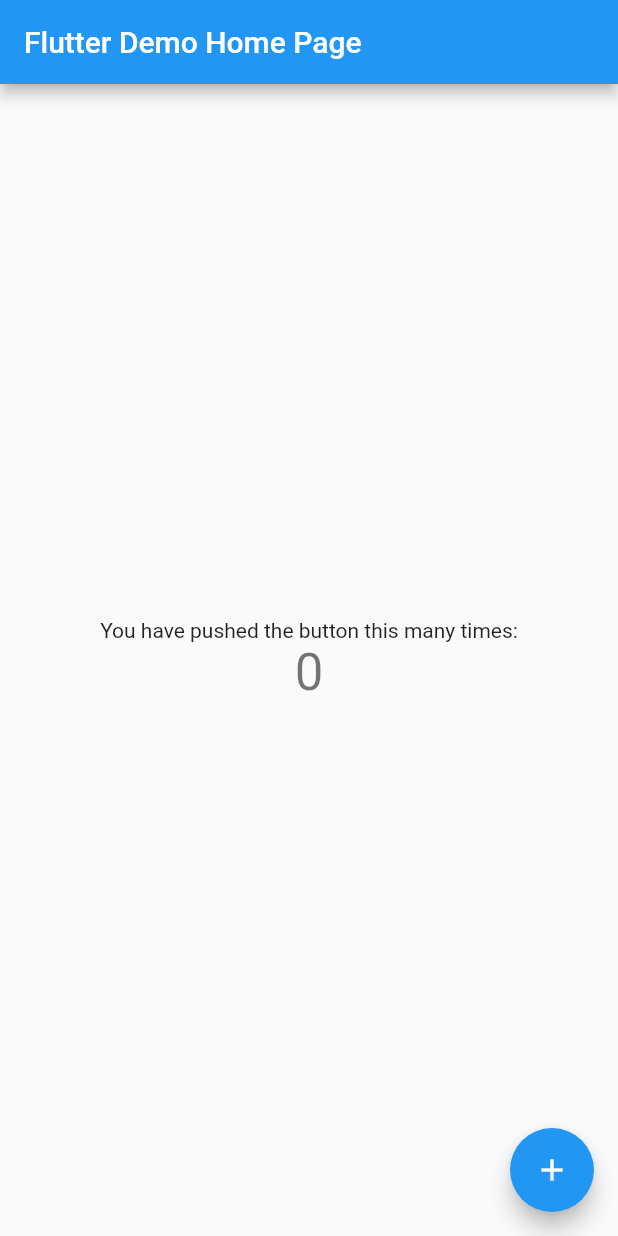
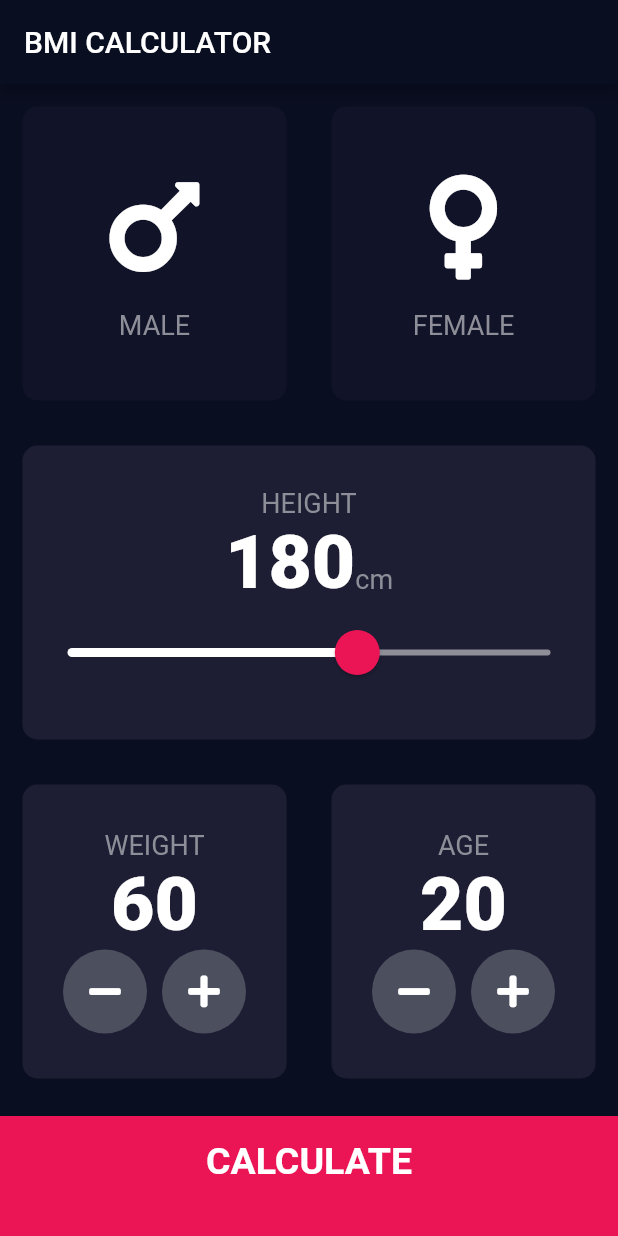
Before and after one commit to kobeapps/Puc-flutter, a Flutter app: the screen it shows after launch, on a phone screen of 412 x 824 dp. Run offline on Flutter 3.47's test engine with Material 2 defaults, Android fonts, the phone set to English and light mode, and no system bars; our stand-ins replace font_awesome_flutter.

Commit message:
finished project

```diff
--- /dev/null
+++ b/lib/calculator_brain.dart
@@ -0,0 +1,35 @@
+import 'dart:math';
+
+class CalculatorBrain {
+  CalculatorBrain({this.height, this.weight});
+
+  final int height;
+  final int weight;
+
+  double _bmi;
+
+  String calculateBMI() {
+    _bmi = weight / pow(height / 100, 2);
+    return _bmi.toStringAsFixed(1);
+  }
+
+  String getResult() {
+    if (_bmi >= 25) {
+      return 'Overweight';
+    } else if (_bmi > 18.5) {
+      return 'Normal';
+    } else {
+      return 'Underweight';
+    }
+  }
+
+  String getInterpretation() {
+    if (_bmi >= 25) {
+      return 'You have a higher than normal body weight. Try to exercise more.';
+    } else if (_bmi >= 18.5) {
+      return 'You have a normal body weight. Good job!';
+    } else {
+      return 'You have a lower than normal body weight. You can eat a bit more.';
+    }
+  }
+}
--- /dev/null
+++ b/lib/constants.dart
@@ -0,0 +1,41 @@
+import 'package:flutter/material.dart';
+
+const kBottomContainerHeight = 80.0;
+const kActiveCardColour = Color(0xFF1D1E33);
+const kInactiveCardColour = Color(0xFF111328);
+const kBottomContainerColour = Color(0xFFEB1555);
+
+const kLabelTextStyle = TextStyle(
+  fontSize: 18.0,
+  color: Color(0xFF8D8E98),
+);
+
+const kNumberTextStyle = TextStyle(
+  fontSize: 50.0,
+  fontWeight: FontWeight.w900,
+);
+
+const kLargeButtonTextStyle = TextStyle(
+  fontSize: 25.0,
+  fontWeight: FontWeight.bold,
+);
+
+const kTitleTextStyle = TextStyle(
+  fontSize: 50.0,
+  fontWeight: FontWeight.bold,
+);
+
+const kResultTextStyle = TextStyle(
+  color: Color(0xFF24D876),
+  fontSize: 22.0,
+  fontWeight: FontWeight.bold,
+);
+
+const kBMITextStyle = TextStyle(
+  fontSize: 100.0,
+  fontWeight: FontWeight.bold,
+);
+
+const kBodyTextStyle = TextStyle(
+  fontSize: 22.0,
+);
--- a/lib/main.dart
+++ b/lib/main.dart
@@ -1,3 +1,4 @@
+import 'package:bmi_calculator/pages/input_page.dart';
 import 'package:flutter/material.dart';
 
 void main() {
@@ -9,109 +10,11 @@ class MyApp extends StatelessWidget {
   @override
   Widget build(BuildContext context) {
     return MaterialApp(
-      title: 'Flutter Demo',
-      theme: ThemeData(
-        // This is the theme of your application.
-        //
-        // Try running your application with "flutter run". You'll see the
-        // application has a blue toolbar. Then, without quitting the app, try
-        // changing the primarySwatch below to Colors.green and then invoke
-        // "hot reload" (press "r" in the console where you ran "flutter run",
-        // or simply save your changes to "hot reload" in a Flutter IDE).
-        // Notice that the counter didn't reset back to zero; the application
-        // is not restarted.
-        primarySwatch: Colors.blue,
-        // This makes the visual density adapt to the platform that you run
-        // the app on. For desktop platforms, the controls will be smaller and
-        // closer together (more dense) than on mobile platforms.
-        visualDensity: VisualDensity.adaptivePlatformDensity,
+      theme: ThemeData.dark().copyWith(
+        primaryColor: Color(0xFF0A0E21),
+        scaffoldBackgroundColor: Color(0xFF0A0E21),
       ),
-      home: MyHomePage(title: 'Flutter Demo Home Page'),
+      home: InputPage(),
     );
   }
 }
-
-class MyHomePage extends StatefulWidget {
-  MyHomePage({Key key, this.title}) : super(key: key);
-
-  // This widget is the home page of your application. It is stateful, meaning
-  // that it has a State object (defined below) that contains fields that affect
-  // how it looks.
-
-  // This class is the configuration for the state. It holds the values (in this
-  // case the title) provided by the parent (in this case the App widget) and
-  // used by the build method of the State. Fields in a Widget subclass are
-  // always marked "final".
-
-  final String title;
-
-  @override
-  _MyHomePageState createState() => _MyHomePageState();
-}
-
-class _MyHomePageState extends State<MyHomePage> {
-  int _counter = 0;
-
-  void _incrementCounter() {
-    setState(() {
-      // This call to setState tells the Flutter framework that something has
-      // changed in this State, which causes it to rerun the build method below
-      // so that the display can reflect the updated values. If we changed
-      // _counter without calling setState(), then the build method would not be
-      // called again, and so nothing would appear to happen.
-      _counter++;
-    });
-  }
-
-  @override
-  Widget build(BuildContext context) {
-    // This method is rerun every time setState is called, for instance as done
-    // by the _incrementCounter method above.
-    //
-    // The Flutter framework has been optimized to make rerunning build methods
-    // fast, so that you can just rebuild anything that needs updating rather
-    // than having to individually change instances of widgets.
-    return Scaffold(
-      appBar: AppBar(
-        // Here we take the value from the MyHomePage object that was created by
-        // the App.build method, and use it to set our appbar title.
-        title: Text(widget.title),
-      ),
-      body: Center(
-        // Center is a layout widget. It takes a single child and positions it
-        // in the middle of the parent.
-        child: Column(
-          // Column is also a layout widget. It takes a list of children and
-          // arranges them vertically. By default, it sizes itself to fit its
-          // children horizontally, and tries to be as tall as its parent.
-          //
-          // Invoke "debug painting" (press "p" in the console, choose the
-          // "Toggle Debug Paint" action from the Flutter Inspector in Android
-          // Studio, or the "Toggle Debug Paint" command in Visual Studio Code)
-          // to see the wireframe for each widget.
-          //
-          // Column has various properties to control how it sizes itself and
-          // how it positions its children. Here we use mainAxisAlignment to
-          // center the children vertically; the main axis here is the vertical
-          // axis because Columns are vertical (the cross axis would be
-          // horizontal).
-          mainAxisAlignment: MainAxisAlignment.center,
-          children: <Widget>[
-            Text(
-              'You have pushed the button this many times:',
-            ),
-            Text(
-              '$_counter',
-              style: Theme.of(context).textTheme.headline4,
-            ),
-          ],
-        ),
-      ),
-      floatingActionButton: FloatingActionButton(
-        onPressed: _incrementCounter,
-        tooltip: 'Increment',
-        child: Icon(Icons.add),
-      ), // This trailing comma makes auto-formatting nicer for build methods.
-    );
-  }
-}
--- /dev/null
+++ b/lib/pages/input_page.dart
@@ -0,0 +1,230 @@
+import 'package:flutter/material.dart';
+import 'package:font_awesome_flutter/font_awesome_flutter.dart';
+
+import '../calculator_brain.dart';
+import '../constants.dart';
+import '../widgets/bottom_button.dart';
+import '../widgets/icon_content.dart';
+import '../widgets/reusable_card.dart';
+import '../widgets/round_icon_button.dart';
+import 'result_page.dart';
+
+enum Gender {
+  male,
+  female,
+}
+
+class InputPage extends StatefulWidget {
+  @override
+  _InputPageState createState() => _InputPageState();
+}
+
+class _InputPageState extends State<InputPage> {
+  Gender selectedGender;
+  int height = 180;
+  int weight = 60;
+  int age = 20;
+
+  @override
+  Widget build(BuildContext context) {
+    return Scaffold(
+      appBar: AppBar(
+        title: Text('BMI CALCULATOR'),
+      ),
+      body: Column(
+        crossAxisAlignment: CrossAxisAlignment.stretch,
+        children: <Widget>[
+          Expanded(
+              child: Row(
+            children: <Widget>[
+              Expanded(
+                child: ReusableCard(
+                  onPress: () {
+                    setState(() {
+                      selectedGender = Gender.male;
+                    });
+                  },
+                  colour: selectedGender == Gender.male ? kActiveCardColour : kInactiveCardColour,
+                  cardChild: IconContent(
+                    icon: FontAwesomeIcons.mars,
+                    label: 'MALE',
+                  ),
+                ),
+              ),
+              Expanded(
+                child: ReusableCard(
+                  onPress: () {
+                    setState(() {
+                      selectedGender = Gender.female;
+                    });
+                  },
+                  colour: selectedGender == Gender.female ? kActiveCardColour : kInactiveCardColour,
+                  cardChild: IconContent(
+                    icon: FontAwesomeIcons.venus,
+                    label: 'FEMALE',
+                  ),
+                ),
+              ),
+            ],
+          )),
+          Expanded(
+            child: ReusableCard(
+              colour: kActiveCardColour,
+              cardChild: Column(
+                mainAxisAlignment: MainAxisAlignment.center,
+                children: <Widget>[
+                  Text(
+                    'HEIGHT',
+                    style: kLabelTextStyle,
+                  ),
+                  Row(
+                    mainAxisAlignment: MainAxisAlignment.center,
+                    crossAxisAlignment: CrossAxisAlignment.baseline,
+                    textBaseline: TextBaseline.alphabetic,
+                    children: <Widget>[
+                      Text(
+                        height.toString(),
+                        style: kNumberTextStyle,
+                      ),
+                      Text(
+                        'cm',
+                        style: kLabelTextStyle,
+                      )
+                    ],
+                  ),
+                  SliderTheme(
+                    data: SliderTheme.of(context).copyWith(
+                      inactiveTrackColor: Color(0xFF8D8E98),
+                      activeTrackColor: Colors.white,
+                      thumbColor: Color(0xFFEB1555),
+                      overlayColor: Color(0x29EB1555),
+                      thumbShape: RoundSliderThumbShape(enabledThumbRadius: 15.0),
+                      overlayShape: RoundSliderOverlayShape(overlayRadius: 30.0),
+                    ),
+                    child: Slider(
+                      value: height.toDouble(),
+                      min: 120.0,
+                      max: 220.0,
+                      onChanged: (double newValue) {
+                        setState(() {
+                          height = newValue.round();
+                        });
+                      },
+                    ),
+                  ),
+                ],
+              ),
+            ),
+          ),
+          Expanded(
+            child: Row(
+              children: <Widget>[
+                Expanded(
+                  child: ReusableCard(
+                    colour: kActiveCardColour,
+                    cardChild: Column(
+                      mainAxisAlignment: MainAxisAlignment.center,
+                      children: <Widget>[
+                        Text(
+                          'WEIGHT',
+                          style: kLabelTextStyle,
+                        ),
+                        Text(
+                          weight.toString(),
+                          style: kNumberTextStyle,
+                        ),
+                        Row(
+                          mainAxisAlignment: MainAxisAlignment.center,
+                          children: <Widget>[
+                            RoundIconButton(
+                                icon: FontAwesomeIcons.minus,
+                                onPressed: () {
+                                  setState(() {
+                                    weight--;
+                                  });
+                                }),
+                            SizedBox(
+                              width: 10.0,
+                            ),
+                            RoundIconButton(
+                              icon: FontAwesomeIcons.plus,
+                              onPressed: () {
+                                setState(() {
+                                  weight++;
+                                });
+                              },
+                            ),
+                          ],
+                        ),
+                      ],
+                    ),
+                  ),
+                ),
+                Expanded(
+                  child: ReusableCard(
+                    colour: kActiveCardColour,
+                    cardChild: Column(
+                      mainAxisAlignment: MainAxisAlignment.center,
+                      children: <Widget>[
+                        Text(
+                          'AGE',
+                          style: kLabelTextStyle,
+                        ),
+                        Text(
+                          age.toString(),
+                          style: kNumberTextStyle,
+                        ),
+                        Row(
+                          mainAxisAlignment: MainAxisAlignment.center,
+                          children: <Widget>[
+                            RoundIconButton(
+                              icon: FontAwesomeIcons.minus,
+                              onPressed: () {
+                                setState(
+                                  () {
+                                    age--;
+                                  },
+                                );
+                              },
+                            ),
+                            SizedBox(
+                              width: 10.0,
+                            ),
+                            RoundIconButton(
+                                icon: FontAwesomeIcons.plus,
+                                onPressed: () {
+                                  setState(() {
+                                    age++;
+                                  });
+                                })
+                          ],
+                        )
+                      ],
+                    ),
+                  ),
+                ),
+              ],
+            ),
+          ),
+          BottomButton(
+            buttonTitle: 'CALCULATE',
+            onTap: () {
+              CalculatorBrain calc = CalculatorBrain(height: height, weight: weight);
+
+              Navigator.push(
+                context,
+                MaterialPageRoute(
+                  builder: (context) => ResultsPage(
+                    bmiResult: calc.calculateBMI(),
+                    resultText: calc.getResult(),
+                    interpretation: calc.getInterpretation(),
+                  ),
+                ),
+              );
+            },
+          ),
+        ],
+      ),
+    );
+  }
+}
--- /dev/null
+++ b/lib/pages/result_page.dart
@@ -0,0 +1,69 @@
+import 'package:flutter/material.dart';
+
+import '../constants.dart';
+import '../widgets/bottom_button.dart';
+import '../widgets/reusable_card.dart';
+
+class ResultsPage extends StatelessWidget {
+  ResultsPage({@required this.interpretation, @required this.bmiResult, @required this.resultText});
+
+  final String bmiResult;
+  final String resultText;
+  final String interpretation;
+
+  @override
+  Widget build(BuildContext context) {
+    return Scaffold(
+      appBar: AppBar(
+        title: Text('BMI CALCULATOR'),
+      ),
+      body: Column(
+        mainAxisAlignment: MainAxisAlignment.spaceEvenly,
+        crossAxisAlignment: CrossAxisAlignment.stretch,
+        children: <Widget>[
+          Expanded(
+            child: Container(
+              padding: EdgeInsets.all(15.0),
+              alignment: Alignment.bottomLeft,
+              child: Text(
+                'Your Result',
+                style: kTitleTextStyle,
+              ),
+            ),
+          ),
+          Expanded(
+            flex: 5,
+            child: ReusableCard(
+              colour: kActiveCardColour,
+              cardChild: Column(
+                mainAxisAlignment: MainAxisAlignment.spaceEvenly,
+                crossAxisAlignment: CrossAxisAlignment.center,
+                children: <Widget>[
+                  Text(
+                    resultText.toUpperCase(),
+                    style: kResultTextStyle,
+                  ),
+                  Text(
+                    bmiResult,
+                    style: kBMITextStyle,
+                  ),
+                  Text(
+                    interpretation,
+                    textAlign: TextAlign.center,
+                    style: kBodyTextStyle,
+                  ),
+                ],
+              ),
+            ),
+          ),
+          BottomButton(
+            buttonTitle: 'RE-CALCULATE',
+            onTap: () {
+              Navigator.pop(context);
+            },
+          )
+        ],
+      ),
+    );
+  }
+}
--- /dev/null
+++ b/lib/widgets/bottom_button.dart
@@ -0,0 +1,29 @@
+import 'package:flutter/material.dart';
+import 'package:bmi_calculator/constants.dart';
+
+class BottomButton extends StatelessWidget {
+  BottomButton({@required this.onTap, @required this.buttonTitle});
+
+  final Function onTap;
+  final String buttonTitle;
+
+  @override
+  Widget build(BuildContext context) {
+    return GestureDetector(
+      onTap: onTap,
+      child: Container(
+        child: Center(
+          child: Text(
+            buttonTitle,
+            style: kLargeButtonTextStyle,
+          ),
+        ),
+        color: kBottomContainerColour,
+        margin: EdgeInsets.only(top: 10.0),
+        padding: EdgeInsets.only(bottom: 20.0),
+        width: double.infinity,
+        height: kBottomContainerHeight,
+      ),
+    );
+  }
+}
--- /dev/null
+++ b/lib/widgets/icon_content.dart
@@ -0,0 +1,29 @@
+import 'package:flutter/material.dart';
+import 'package:bmi_calculator/constants.dart';
+
+class IconContent extends StatelessWidget {
+  IconContent({this.icon, this.label});
+
+  final IconData icon;
+  final String label;
+
+  @override
+  Widget build(BuildContext context) {
+    return Column(
+      mainAxisAlignment: MainAxisAlignment.center,
+      children: <Widget>[
+        Icon(
+          icon,
+          size: 80.0,
+        ),
+        SizedBox(
+          height: 15.0,
+        ),
+        Text(
+          label,
+          style: kLabelTextStyle,
+        )
+      ],
+    );
+  }
+}
--- /dev/null
+++ b/lib/widgets/reusable_card.dart
@@ -0,0 +1,24 @@
+import 'package:flutter/material.dart';
+
+class ReusableCard extends StatelessWidget {
+  ReusableCard({@required this.colour, this.cardChild, this.onPress});
+
+  final Color colour;
+  final Widget cardChild;
+  final Function onPress;
+
+  @override
+  Widget build(BuildContext context) {
+    return GestureDetector(
+      onTap: onPress,
+      child: Container(
+        child: cardChild,
+        margin: EdgeInsets.all(15.0),
+        decoration: BoxDecoration(
+          color: colour,
+          borderRadius: BorderRadius.circular(10.0),
+        ),
+      ),
+    );
+  }
+}
--- /dev/null
+++ b/lib/widgets/round_icon_button.dart
@@ -0,0 +1,23 @@
+import 'package:flutter/material.dart';
+
+class RoundIconButton extends StatelessWidget {
+  RoundIconButton({@required this.icon, @required this.onPressed});
+
+  final IconData icon;
+  final Function onPressed;
+
+  @override
+  Widget build(BuildContext context) {
+    return RawMaterialButton(
+      elevation: 0.0,
+      child: Icon(icon),
+      onPressed: onPressed,
+      constraints: BoxConstraints.tightFor(
+        width: 56.0,
+        height: 56.0,
+      ),
+      shape: CircleBorder(),
+      fillColor: Color(0xFF4C4F5E),
+    );
+  }
+}
```
Also changed, not shown: pubspec.yaml (+2 -7 lines), pubspec.lock.
